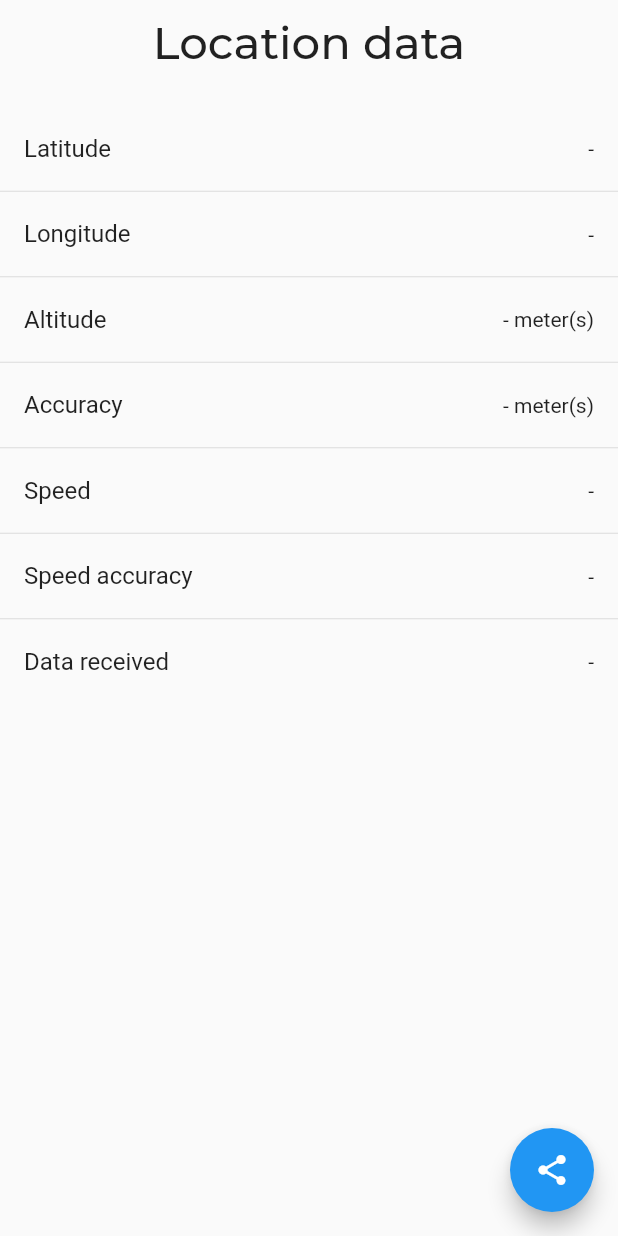
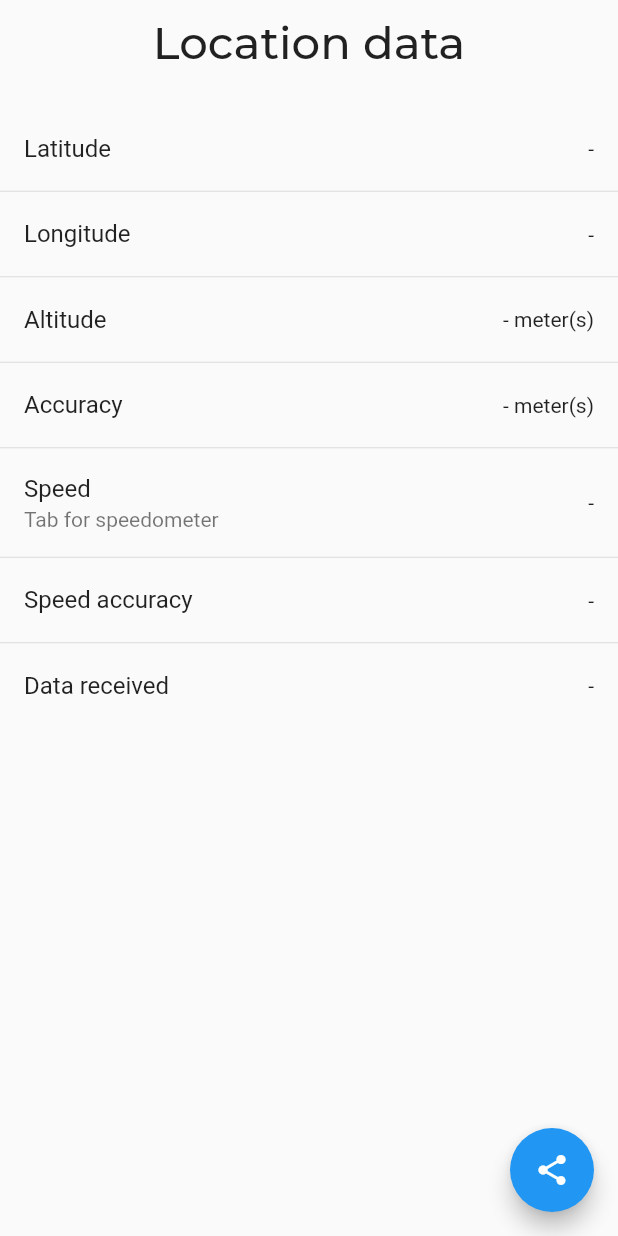
Before and after one commit to pdmshrestha/gpssignal, a Flutter app: the screen it shows after launch, on a phone screen of 412 x 824 dp. Run offline on Flutter 3.47's test engine with Material 2 defaults, Android fonts, the phone set to English and light mode, and no system bars; drawn by our look-alikes of flutter_speed_dial, google_mobile_ads; our stand-ins replace flutter_riverpod, google_fonts, location, share; network calls fail.

Commit message:
Speedometer

```diff
--- a/lib/src/location_page.dart
+++ b/lib/src/location_page.dart
@@ -4,6 +4,7 @@ import 'package:flutter/services.dart';
 import 'package:gps_signal/src/banner_ad_container.dart';
 import 'package:gps_signal/src/data.dart';
 import 'package:gps_signal/src/share_btn.dart';
+import 'package:gps_signal/src/speedometer_page.dart';
 import 'package:location/location.dart';
 import 'package:google_fonts/google_fonts.dart';
 import 'package:share/share.dart';
@@ -53,11 +54,19 @@ class LocationPage extends StatelessWidget {
                     physics: const BouncingScrollPhysics(),
                     separatorBuilder: (_, __) => const Divider(height: 1.0),
                     itemCount: items.length,
-                  itemBuilder: (_, i) => ListTile(
+                    itemBuilder: (_, i) {
+                      final bool isForSpeed =
+                          items[i].label.toLowerCase() == 'speed';
+                      return ListTile(
                         title: Text(items[i].label),
+                        subtitle: isForSpeed
+                            ? const Text("Tab for speedometer")
+                            : null,
                         trailing: Text(items[i].value),
-                  ),
+                        onTap:
+                            isForSpeed ? () => _openSpeedometer(context) : null,
                       );
+                    });
               },
             ),
             if (!kIsWeb)
@@ -92,4 +101,14 @@ class LocationPage extends StatelessWidget {
       ),
     );
   }
+
+  void _openSpeedometer(BuildContext context) {
+    Navigator.push(
+      context,
+      MaterialPageRoute(
+        builder: (_) => SpeedometerPage(),
+        fullscreenDialog: true,
+      ),
+    );
   }
+}
```
Also changed, not shown: lib/src/speedometer_page.dart (added, +53 -0 lines). Lines whose indentation alone changed are shown as unchanged.
